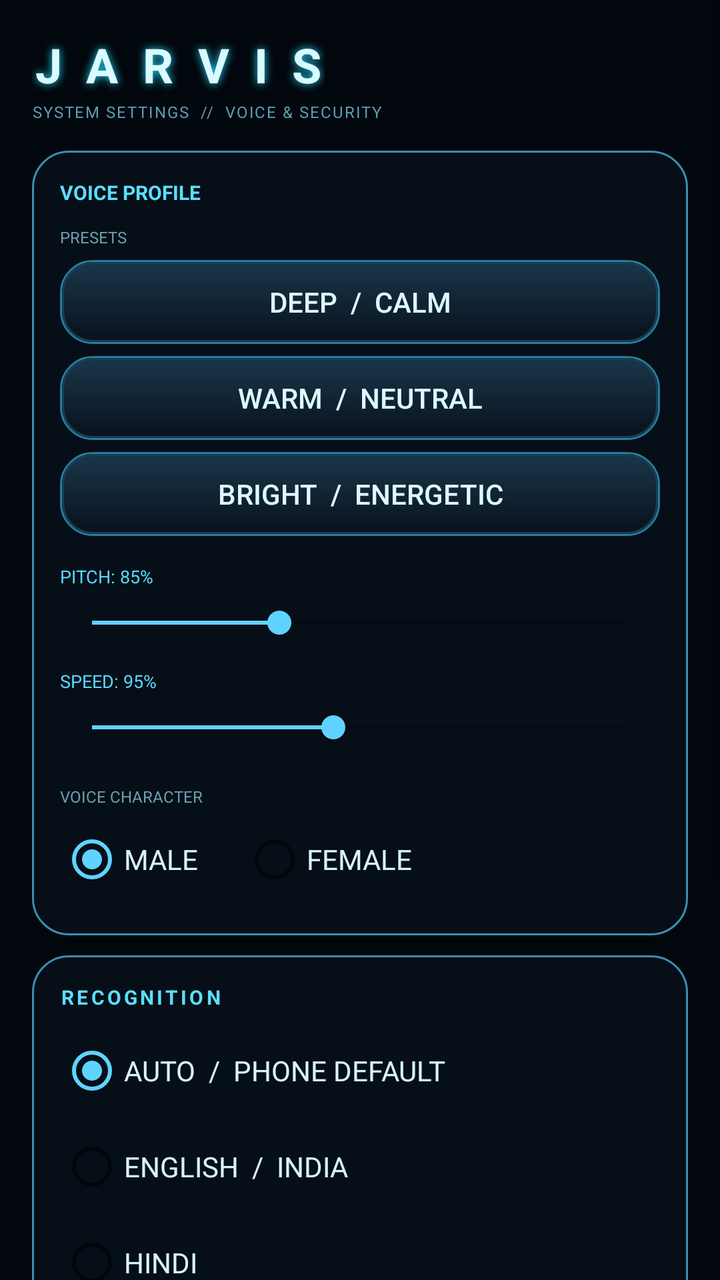
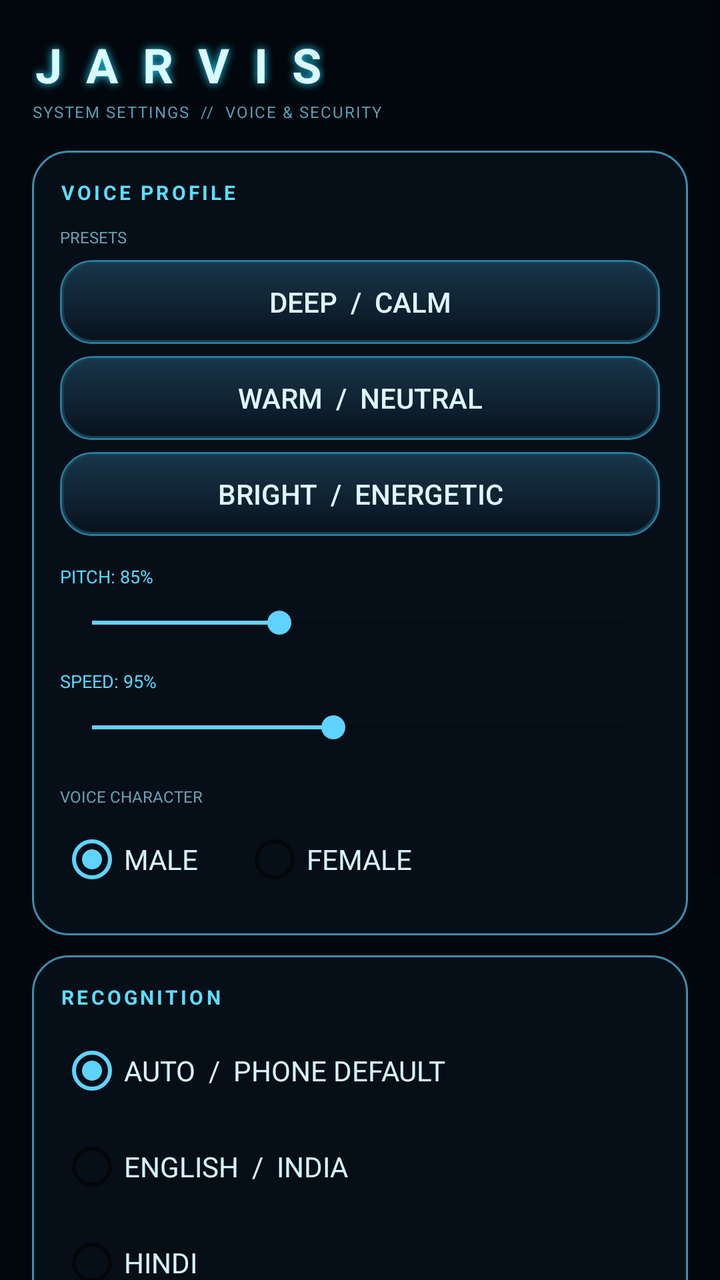

Two renders of the same Android screen: before a commit and after it. Below are the layout's source before the change and the commit's diff.
<!-- AndroidManifest.xml: application theme Theme.Jarvis -->
<!-- res/layout/activity_settings.xml -->
<?xml version="1.0" encoding="utf-8"?>
<ScrollView xmlns:android="http://schemas.android.com/apk/res/android"
    android:layout_width="match_parent"
    android:layout_height="match_parent"
    android:background="#02070D">

    <LinearLayout
        android:orientation="vertical"
        android:layout_width="match_parent"
        android:layout_height="wrap_content"
        android:padding="16dp">

        <TextView
            android:layout_width="wrap_content"
            android:layout_height="wrap_content"
            android:text="J A R V I S"
            android:textColor="#D9FAFF"
            android:textSize="24sp"
            android:textStyle="bold"
            android:letterSpacing="0.13"
            android:shadowColor="#25D8FF"
            android:shadowRadius="10"/>

        <TextView
            android:layout_width="wrap_content"
            android:layout_height="wrap_content"
            android:layout_marginTop="2dp"
            android:text="SYSTEM SETTINGS  //  VOICE &amp; SECURITY"
            android:textColor="#5C9DB1"
            android:textSize="8sp"
            android:letterSpacing="0.08"
            android:layout_marginBottom="14dp"/>

        <LinearLayout
            android:layout_width="match_parent"
            android:layout_height="wrap_content"
            android:orientation="vertical"
            android:background="@drawable/glass_panel"
            android:padding="14dp">

            <TextView
                android:layout_width="wrap_content"
                android:layout_height="wrap_content"
                android:text="VOICE PROFILE"
                android:textColor="#59DFFF"
                android:textSize="10sp"
                android:textStyle="bold"
                android:letterSpacing="0.14sp"
                android:layout_marginBottom="10dp"/>

            <TextView
                android:layout_width="wrap_content"
                android:layout_height="wrap_content"
                android:text="PRESETS"
                android:textColor="#6D9FB0"
                android:textSize="8sp"
                android:layout_marginBottom="6dp"/>

            <Button
                android:id="@+id/presetDeep"
                android:layout_width="match_parent"
                android:layout_height="42dp"
                android:layout_marginBottom="6dp"
                android:text="DEEP  /  CALM"
                android:background="@drawable/action_blue"
                android:textColor="#DDF8FF"/>

            <Button
                android:id="@+id/presetWarm"
                android:layout_width="match_parent"
                android:layout_height="42dp"
                android:layout_marginBottom="6dp"
                android:text="WARM  /  NEUTRAL"
                android:background="@drawable/action_blue"
                android:textColor="#DDF8FF"/>

            <Button
                android:id="@+id/presetBright"
                android:layout_width="match_parent"
                android:layout_height="42dp"
                android:text="BRIGHT  /  ENERGETIC"
                android:background="@drawable/action_blue"
                android:textColor="#DDF8FF"/>

            <TextView
                android:id="@+id/pitchLabel"
                android:layout_width="wrap_content"
                android:layout_height="wrap_content"
                android:layout_marginTop="14dp"
                android:text="PITCH: 85%"
                android:textColor="#55D9FF"
                android:textSize="9sp"/>

            <SeekBar
                android:id="@+id/pitchSlider"
                android:layout_width="match_parent"
                android:layout_height="34dp"
                android:max="100"
                android:progress="35"/>

            <TextView
                android:id="@+id/rateLabel"
                android:layout_width="wrap_content"
                android:layout_height="wrap_content"
                android:layout_marginTop="6dp"
                android:text="SPEED: 95%"
                android:textColor="#55D9FF"
                android:textSize="9sp"/>

            <SeekBar
                android:id="@+id/rateSlider"
                android:layout_width="match_parent"
                android:layout_height="34dp"
                android:max="100"
                android:progress="45"/>

            <TextView
                android:layout_width="wrap_content"
                android:layout_height="wrap_content"
                android:layout_marginTop="12dp"
                android:text="VOICE CHARACTER"
                android:textColor="#6D9FB0"
                android:textSize="8sp"/>

            <RadioGroup
                android:id="@+id/genderGroup"
                android:layout_width="match_parent"
                android:layout_height="wrap_content"
                android:orientation="horizontal"
                android:layout_marginTop="2dp">

                <RadioButton
                    android:id="@+id/maleRadio"
                    android:layout_width="wrap_content"
                    android:layout_height="wrap_content"
                    android:text="MALE"
                    android:textColor="#D7F4FC"
                    android:checked="true"/>

                <RadioButton
                    android:id="@+id/femaleRadio"
                    android:layout_width="wrap_content"
                    android:layout_height="wrap_content"
                    android:layout_marginStart="22dp"
                    android:text="FEMALE"
                    android:textColor="#D7F4FC"/>
            </RadioGroup>
        </LinearLayout>

        <LinearLayout
            android:layout_width="match_parent"
            android:layout_height="wrap_content"
            android:orientation="vertical"
            android:layout_marginTop="10dp"
            android:background="@drawable/glass_panel"
            android:padding="14dp">

            <TextView
                android:layout_width="wrap_content"
                android:layout_height="wrap_content"
                android:text="RECOGNITION"
                android:textColor="#59DFFF"
                android:textSize="10sp"
                android:textStyle="bold"
                android:letterSpacing="0.14"
                android:layout_marginBottom="6dp"/>

            <RadioGroup
                android:id="@+id/langGroup"
                android:layout_width="match_parent"
                android:layout_height="wrap_content"
                android:orientation="vertical">

                <RadioButton
                    android:id="@+id/langAuto"
                    android:layout_width="wrap_content"
                    android:layout_height="wrap_content"
                    android:text="AUTO  /  PHONE DEFAULT"
                    android:textColor="#D7F4FC"
                    android:checked="true"/>

                <RadioButton
                    android:id="@+id/langEnglish"
                    android:layout_width="wrap_content"
                    android:layout_height="wrap_content"
                    android:text="ENGLISH  /  INDIA"
                    android:textColor="#D7F4FC"/>

                <RadioButton
                    android:id="@+id/langHindi"
                    android:layout_width="wrap_content"
                    android:layout_height="wrap_content"
                    android:text="HINDI"
                    android:textColor="#D7F4FC"/>
            </RadioGroup>
        </LinearLayout>

        <LinearLayout
            android:layout_width="match_parent"
            android:layout_height="wrap_content"
            android:orientation="vertical"
            android:layout_marginTop="10dp"
            android:background="@drawable/glass_panel"
            android:padding="14dp">

            <TextView
                android:layout_width="wrap_content"
                android:layout_height="wrap_content"
                android:text="SECURITY PASSPHRASE"
                android:textColor="#59DFFF"
                android:textSize="10sp"
                android:textStyle="bold"
                android:letterSpacing="0.14"
                android:layout_marginBottom="5dp"/>

            <TextView
                android:layout_width="match_parent"
                android:layout_height="wrap_content"
                android:text="Required before JARVIS sends a message or makes a call."
                android:textColor="#64818F"
                android:textSize="9sp"/>

            <EditText
                android:id="@+id/passphraseField"
                android:layout_width="match_parent"
                android:layout_height="44dp"
                android:layout_marginTop="8dp"
                android:hint="ENTER PASSPHRASE"
                android:textColorHint="#416779"
                android:textColor="#EAFBFF"
                android:background="@drawable/status_pill"
                android:padding="12dp"/>

            <Button
                android:id="@+id/savePassphraseButton"
                android:layout_width="match_parent"
                android:layout_height="42dp"
                android:layout_marginTop="7dp"
                android:text="SAVE PASSPHRASE"
                android:background="@drawable/action_blue"
                android:textColor="#DDF8FF"/>

            <Button
                android:id="@+id/testVoiceButton"
                android:layout_width="match_parent"
                android:layout_height="42dp"
                android:layout_marginTop="8dp"
                android:text="TEST VOICE"
                android:background="@drawable/send_bg"
                android:textColor="#031018"/>
        </LinearLayout>

        <TextView
            android:layout_width="match_parent"
            android:layout_height="wrap_content"
            android:layout_marginTop="12dp"
            android:text="NOTE: PASSPHRASE IS A SPOKEN CODE WORD, NOT VOICE ID."
            android:textColor="#496674"
            android:textSize="8sp"
            android:letterSpacing="0.04"
            android:padding="4dp"/>

    </LinearLayout>
</ScrollView>
<!-- resources referenced by this layout -->
<resources>
  <!-- drawable action_blue (drawable) -->
  <layer-list xmlns:android="http://schemas.android.com/apk/res/android">
      <item>
          <shape>
              <solid android:color="#99101D2A"/>
              <corners android:radius="16dp"/>
              <stroke android:width="1dp" android:color="#287C9D"/>
          </shape>
      </item>
      <item android:left="1dp" android:top="1dp" android:right="1dp" android:bottom="1dp">
          <shape>
              <gradient android:startColor="#19364A" android:endColor="#08121D" android:angle="270"/>
              <corners android:radius="15dp"/>
              <stroke android:width="1dp" android:color="#163D52"/>
          </shape>
      </item>
  </layer-list>
  <!-- drawable glass_panel (drawable) -->
  <shape xmlns:android="http://schemas.android.com/apk/res/android">
      <solid android:color="#B508121C"/>
      <corners android:radius="18dp"/>
      <stroke android:width="1dp" android:color="#3B8FAE"/>
      <padding android:left="12dp" android:top="8dp" android:right="12dp" android:bottom="8dp"/>
  </shape>
  <!-- drawable send_bg (drawable) -->
  <layer-list xmlns:android="http://schemas.android.com/apk/res/android">
      <item>
          <shape android:shape="oval">
              <solid android:color="#B50E6E91"/>
              <stroke android:width="1dp" android:color="#70E9FF"/>
          </shape>
      </item>
      <item android:left="3dp" android:top="3dp" android:right="3dp" android:bottom="3dp">
          <shape android:shape="oval">
              <gradient android:startColor="#4FDFFF" android:endColor="#126C9A" android:type="radial" android:gradientRadius="25dp"/>
          </shape>
      </item>
  </layer-list>
  <!-- drawable status_pill (drawable) -->
  <layer-list xmlns:android="http://schemas.android.com/apk/res/android">
      <item>
          <shape>
              <solid android:color="#B5061019"/>
              <corners android:radius="20dp"/>
              <stroke android:width="1dp" android:color="#245D76"/>
          </shape>
      </item>
      <item android:left="1dp" android:top="1dp" android:right="1dp" android:bottom="1dp">
          <shape>
              <gradient android:startColor="#102A3A" android:endColor="#050C13" android:angle="0"/>
              <corners android:radius="19dp"/>
          </shape>
      </item>
  </layer-list>
  <style name="Theme.Jarvis" parent="Theme.MaterialComponents.DayNight.NoActionBar">
          <item name="colorPrimary">#2D6CDF</item>
          <item name="colorPrimaryDark">#0B0F14</item>
          <item name="colorAccent">#5FD3FF</item>
          <item name="android:windowBackground">#0B0F14</item>
      </style>
</resources>

<!-- the commit's change to res/layout/activity_settings.xml (unified diff, before → after) -->
@@ -45,7 +45,7 @@
                 android:textColor="#59DFFF"
                 android:textSize="10sp"
                 android:textStyle="bold"
-                android:letterSpacing="0.14sp"
+                android:letterSpacing="0.14"
                 android:layout_marginBottom="10dp"/>
 
             <TextView
